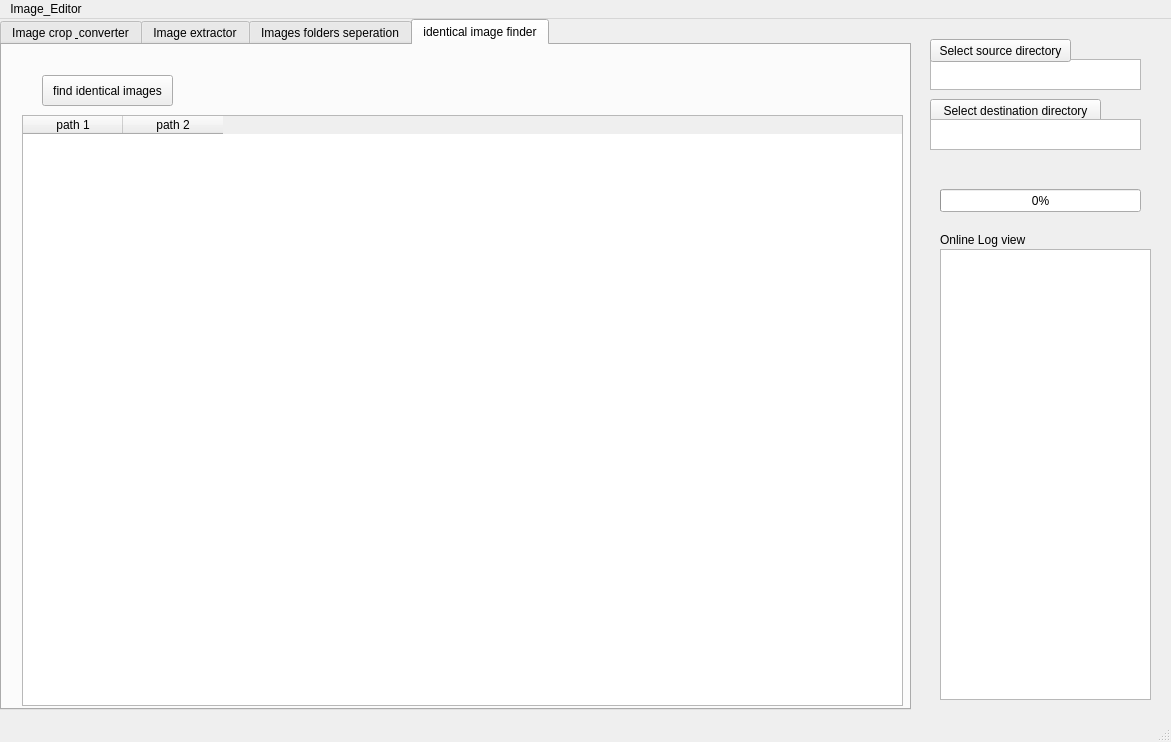
First picture: the form in Image_utility_tool.ui, repository MaxXxIL/ADC-development, before the edit.
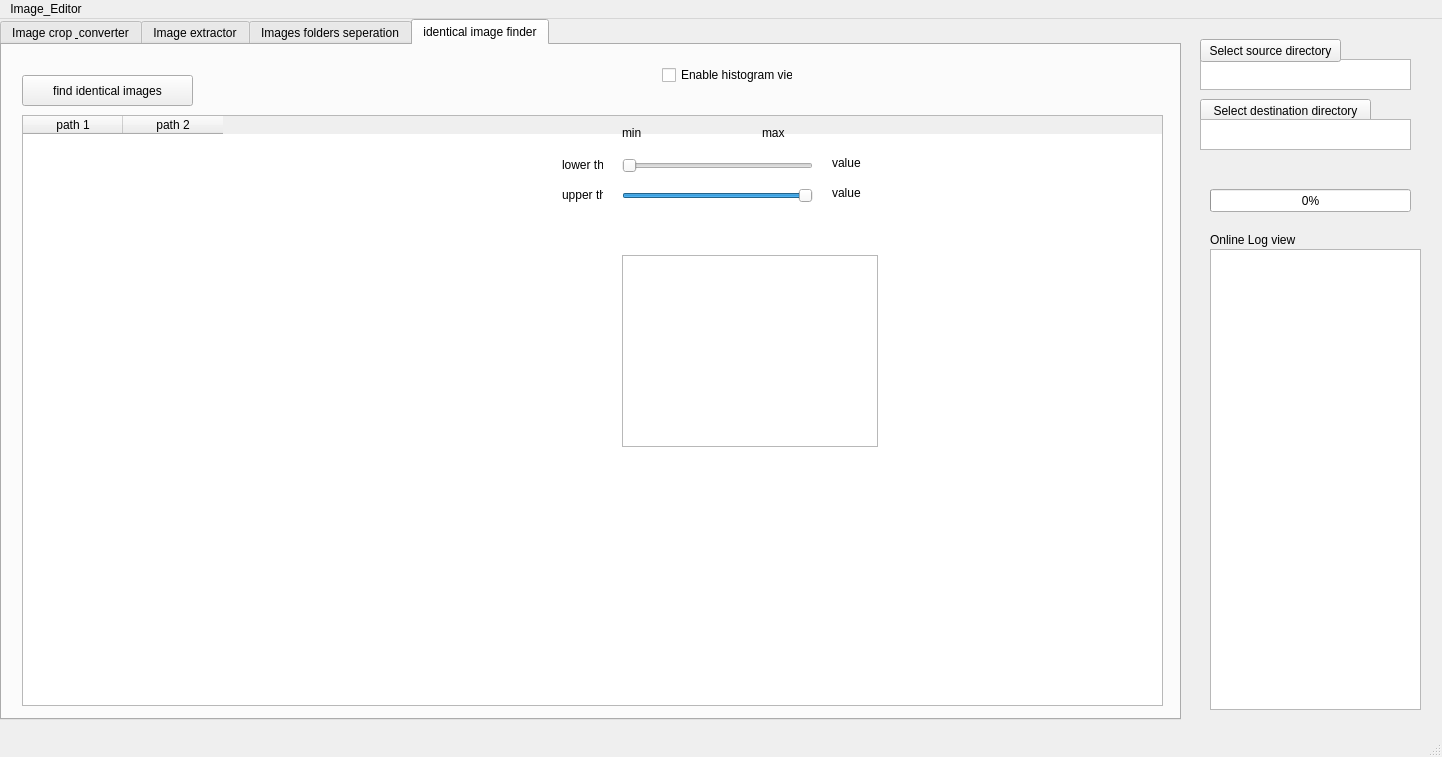
Second picture: the form after the edit. The open tabs and pages were chosen to show the change.

Commit message: new ability in image extractor + bug fix

```diff
--- a/Image_utility_tool.ui
+++ b/Image_utility_tool.ui
@@ -6,8 +6,8 @@
    <rect>
     <x>0</x>
     <y>0</y>
-    <width>1171</width>
-    <height>742</height>
+    <width>1442</width>
+    <height>757</height>
    </rect>
   </property>
   <property name="windowTitle">
@@ -19,8 +19,8 @@
      <rect>
       <x>0</x>
       <y>0</y>
-      <width>911</width>
-      <height>691</height>
+      <width>1181</width>
+      <height>701</height>
      </rect>
     </property>
     <property name="currentIndex">
@@ -339,9 +339,9 @@
      <widget class="QPushButton" name="seek_identical">
       <property name="geometry">
        <rect>
-        <x>40</x>
+        <x>20</x>
         <y>30</y>
-        <width>131</width>
+        <width>171</width>
         <height>31</height>
        </rect>
       </property>
@@ -354,7 +354,7 @@
        <rect>
         <x>20</x>
         <y>70</y>
-        <width>881</width>
+        <width>1141</width>
         <height>591</height>
        </rect>
       </property>
@@ -369,12 +369,145 @@
        </property>
       </column>
      </widget>
+     <widget class="QSlider" name="horizontalSlider">
+      <property name="geometry">
+       <rect>
+        <x>620</x>
+        <y>110</y>
+        <width>191</width>
+        <height>22</height>
+       </rect>
+      </property>
+      <property name="singleStep">
+       <number>1</number>
+      </property>
+      <property name="orientation">
+       <enum>Qt::Horizontal</enum>
+      </property>
+     </widget>
+     <widget class="QGraphicsView" name="graphicsView">
+      <property name="geometry">
+       <rect>
+        <x>620</x>
+        <y>210</y>
+        <width>256</width>
+        <height>192</height>
+       </rect>
+      </property>
+     </widget>
+     <widget class="QCheckBox" name="checkBox_2">
+      <property name="geometry">
+       <rect>
+        <x>660</x>
+        <y>20</y>
+        <width>131</width>
+        <height>20</height>
+       </rect>
+      </property>
+      <property name="text">
+       <string>Enable histogram view</string>
+      </property>
+     </widget>
+     <widget class="QLabel" name="hist_min">
+      <property name="geometry">
+       <rect>
+        <x>620</x>
+        <y>80</y>
+        <width>51</width>
+        <height>16</height>
+       </rect>
+      </property>
+      <property name="text">
+       <string>min</string>
+      </property>
+     </widget>
+     <widget class="QLabel" name="hist_max">
+      <property name="geometry">
+       <rect>
+        <x>760</x>
+        <y>80</y>
+        <width>51</width>
+        <height>16</height>
+       </rect>
+      </property>
+      <property name="text">
+       <string>max</string>
+      </property>
+     </widget>
+     <widget class="QLabel" name="hist_value">
+      <property name="geometry">
+       <rect>
+        <x>830</x>
+        <y>110</y>
+        <width>51</width>
+        <height>16</height>
+       </rect>
+      </property>
+      <property name="text">
+       <string>value</string>
+      </property>
+     </widget>
+     <widget class="QSlider" name="horizontalSlider_2">
+      <property name="geometry">
+       <rect>
+        <x>620</x>
+        <y>140</y>
+        <width>191</width>
+        <height>22</height>
+       </rect>
+      </property>
+      <property name="value">
+       <number>99</number>
+      </property>
+      <property name="orientation">
+       <enum>Qt::Horizontal</enum>
+      </property>
+     </widget>
+     <widget class="QLabel" name="hist_lower">
+      <property name="geometry">
+       <rect>
+        <x>560</x>
+        <y>110</y>
+        <width>41</width>
+        <height>20</height>
+       </rect>
+      </property>
+      <property name="text">
+       <string>lower th</string>
+      </property>
+     </widget>
+     <widget class="QLabel" name="hist_upper">
+      <property name="geometry">
+       <rect>
+        <x>560</x>
+        <y>140</y>
+        <width>41</width>
+        <height>20</height>
+       </rect>
+      </property>
+      <property name="text">
+       <string>upper th</string>
+      </property>
+     </widget>
+     <widget class="QLabel" name="hist_value_2">
+      <property name="geometry">
+       <rect>
+        <x>830</x>
+        <y>140</y>
+        <width>51</width>
+        <height>16</height>
+       </rect>
+      </property>
+      <property name="text">
+       <string>value</string>
+      </property>
+     </widget>
     </widget>
    </widget>
    <widget class="QPushButton" name="destination_button">
     <property name="geometry">
      <rect>
-      <x>930</x>
+      <x>1200</x>
       <y>80</y>
       <width>171</width>
       <height>23</height>
@@ -387,7 +520,7 @@
    <widget class="QPlainTextEdit" name="Source_TextEdit">
     <property name="geometry">
      <rect>
-      <x>930</x>
+      <x>1200</x>
       <y>40</y>
       <width>211</width>
       <height>31</height>
@@ -400,7 +533,7 @@
    <widget class="QPlainTextEdit" name="destination_TextEdit">
     <property name="geometry">
      <rect>
-      <x>930</x>
+      <x>1200</x>
       <y>100</y>
       <width>211</width>
       <height>31</height>
@@ -413,7 +546,7 @@
    <widget class="QPushButton" name="source_button">
     <property name="geometry">
      <rect>
-      <x>930</x>
+      <x>1200</x>
       <y>20</y>
       <width>141</width>
       <height>23</height>
@@ -426,7 +559,7 @@
    <widget class="QProgressBar" name="progressBar">
     <property name="geometry">
      <rect>
-      <x>940</x>
+      <x>1210</x>
       <y>170</y>
       <width>201</width>
       <height>23</height>
@@ -439,17 +572,17 @@
    <widget class="QListWidget" name="Log_listwidget">
     <property name="geometry">
      <rect>
-      <x>940</x>
+      <x>1210</x>
       <y>230</y>
       <width>211</width>
-      <height>451</height>
+      <height>461</height>
      </rect>
     </property>
    </widget>
    <widget class="QLabel" name="label_4">
     <property name="geometry">
      <rect>
-      <x>940</x>
+      <x>1210</x>
       <y>210</y>
       <width>101</width>
       <height>21</height>
@@ -466,8 +599,8 @@
     <rect>
      <x>0</x>
      <y>0</y>
-     <width>1171</width>
-     <height>21</height>
+     <width>1442</width>
+     <height>22</height>
     </rect>
    </property>
    <widget class="QMenu" name="menuImage_Editor">
```
Left out of the diff: 60 changed lines with no effect on the pictures. The commit also changes 5 other files.
